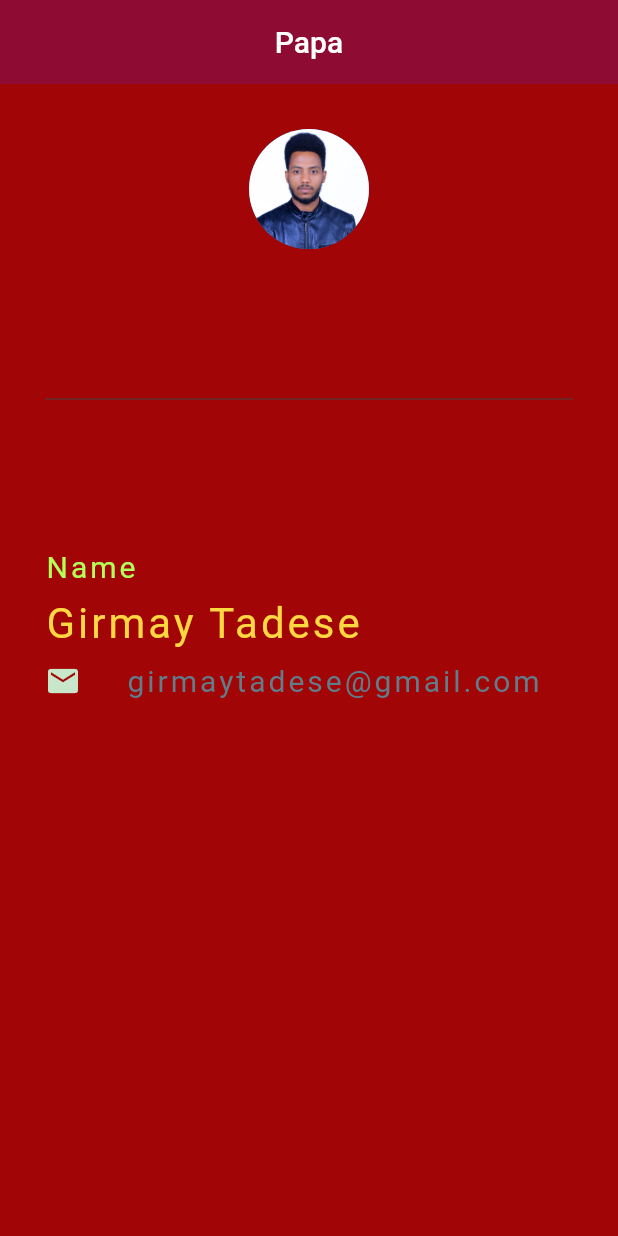
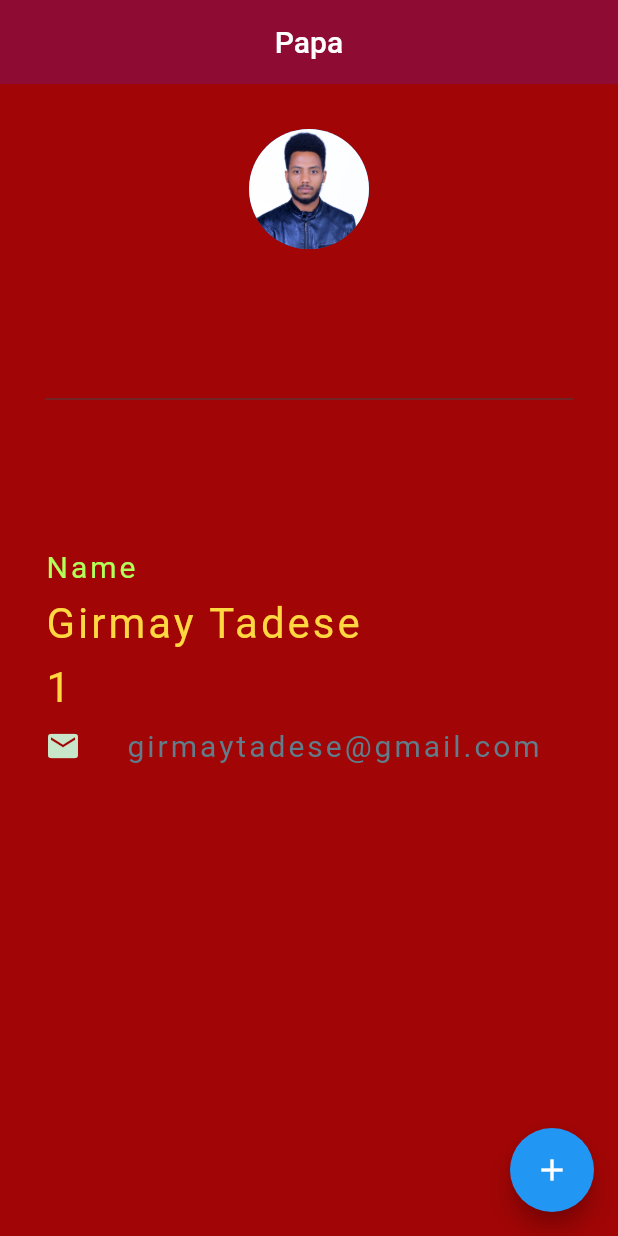
Before and after one commit to PopGirma1/Flutter, a Flutter app: the screen it shows after launch, on a phone screen of 412 x 824 dp. Run offline on Flutter 3.47's test engine with Material 2 defaults, Android fonts, the phone set to English and light mode, and no system bars.

```diff
--- a/lib/main.dart
+++ b/lib/main.dart
@@ -5,8 +5,15 @@ void main() => runApp(const MaterialApp(
       home: MyApp(),
     ));
 
-class MyApp extends StatelessWidget {
+class MyApp extends StatefulWidget {
   const MyApp({Key? key}) : super(key: key);
+
+  @override
+  State<MyApp> createState() => _MyAppState();
+}
+
+class _MyAppState extends State<MyApp> {
+  int counter=1;
   @override
   Widget build(BuildContext context) {
     return Scaffold(
@@ -16,6 +23,15 @@ class MyApp extends StatelessWidget {
         centerTitle: true,
         elevation: 0.0,
         backgroundColor: const Color(0xFF8E0B34),
+      ),
+
+      floatingActionButton: FloatingActionButton(
+        onPressed: (){
+          setState(() {
+            counter=counter+1;
+          });
+        },
+        child: const Icon(Icons.add),
       ),
       body: Padding(
         padding: const EdgeInsets.all(30.0),
@@ -50,6 +66,15 @@ class MyApp extends StatelessWidget {
               ),
             ),
             const SizedBox(height: 10.0),
+            Text(
+              "$counter",
+              style: TextStyle(
+                letterSpacing: 2,
+                color: Colors.amberAccent[200],
+                fontSize: 28,
+              ),
+            ),
+            const SizedBox(height: 10.0),
             Row(
               children: <Widget>[
                 Icon(
```
